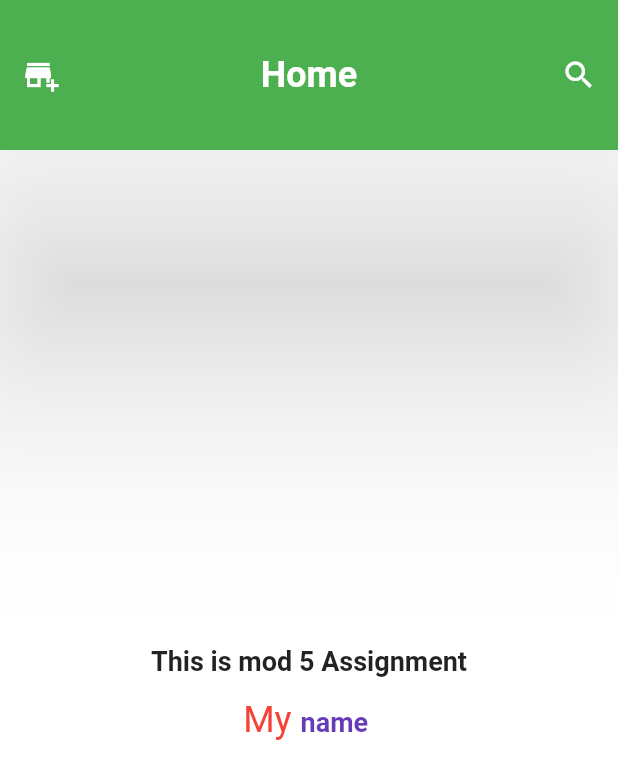
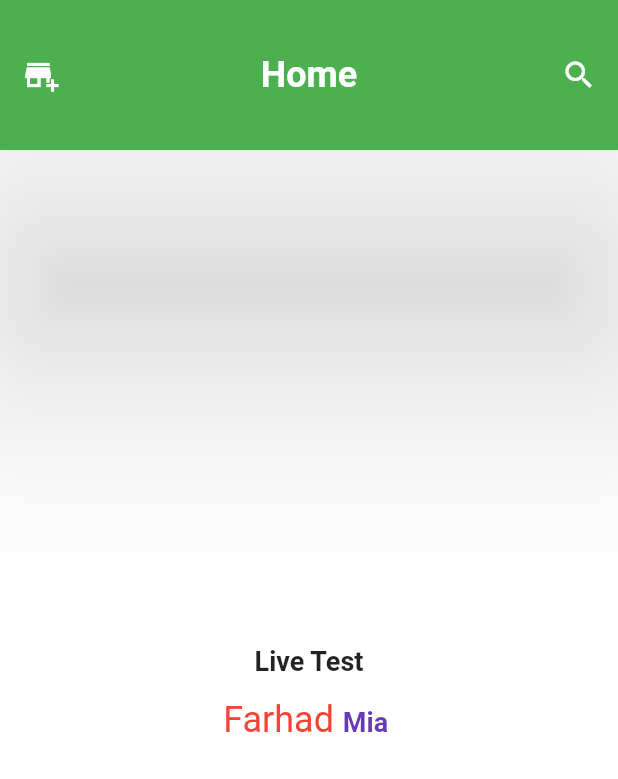
Before and after one commit to farhadcse7/farhadostad, a Flutter app: the screen it shows after launch, on a phone screen of 412 x 824 dp. Shown: the top 779 px of the screen. Run offline on Flutter 3.47's test engine with Material 2 defaults, Android fonts, the phone set to English and light mode, and no system bars.

Commit message:
branch created for live

```diff
--- a/lib/main.dart
+++ b/lib/main.dart
@@ -44,7 +44,7 @@ class HomeScreen extends StatelessWidget {
           mainAxisAlignment: MainAxisAlignment.center,
           children: [
             const Text(
-              'This is mod 5 Assignment',
+              'Live Test',
               style: TextStyle(
                 fontSize: 18.0,
                 fontWeight: FontWeight.bold,
@@ -59,7 +59,7 @@ class HomeScreen extends StatelessWidget {
                 ),
                 children: [
                   TextSpan(
-                    text: 'My ',
+                    text: 'Farhad ',
                     style: TextStyle(
                       color: Colors.red,
                       fontSize: 24,
@@ -67,7 +67,7 @@ class HomeScreen extends StatelessWidget {
                   ),
 
                   TextSpan(
-                    text: 'name ',
+                    text: 'Mia ',
                     style: TextStyle(
                       color: Colors.deepPurple,
                       fontWeight: FontWeight.w600,
```
